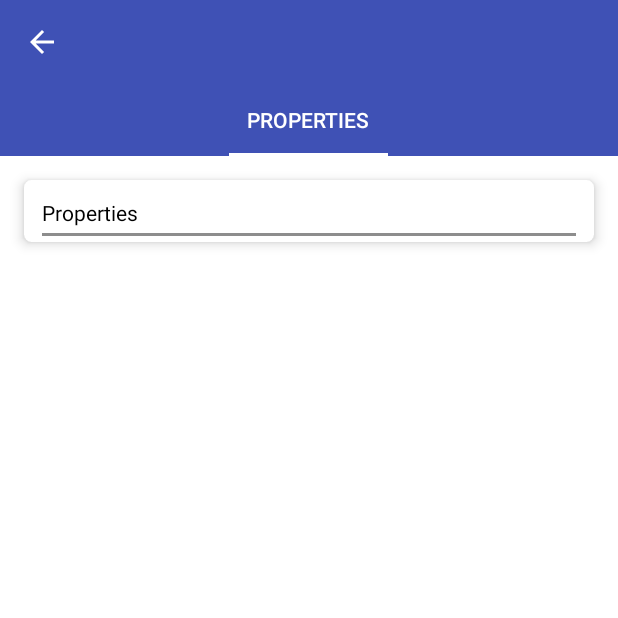
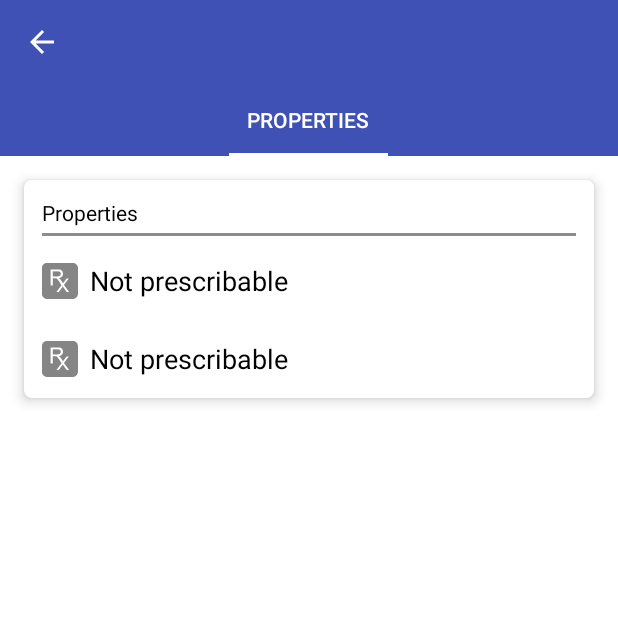
Before and after one commit to Tubbz-alt/KnowYourMeds, an Android app: the MedDetailActivity screen opened directly, with no data from a screen before it, on a phone screen of 412 x 824 dp, the top half of it. Run offline under Robolectric (Android 15) with nearby library versions, the phone set to English and light mode, and no system bars; our stand-ins replace Volley; network calls fail; 2 statements that could not run were skipped.

Commit message:
Added tentative implementation of get properties

```diff
--- a/app/src/main/java/com/tompee/utilities/knowyourmeds/controller/networkinterface/RxNavWrapper.java
+++ b/app/src/main/java/com/tompee/utilities/knowyourmeds/controller/networkinterface/RxNavWrapper.java
@@ -23,11 +23,13 @@ public class RxNavWrapper {
 
     /* Constants */
     private static final String YES = "Y";
+    private static final String INGREDIENT = "IN";
 
     /* RX Norm REST functions */
     private static final String SEARCH_BY_STRING = "%s/rxcui.json?name=%s";
     private static final String PROPERTY_NAME = "%s/rxcui/%s/property.json?propName=%s";
     private static final String SPELLING_SUGGESTIONS = "%s/spellingsuggestions.json?name=%s";
+    private static final String TERM_TYPE = "%s/rxcui/%s/property.json?propName=TTY";
 
     /* RXNorm Properties */
     private static final String PROPERTIES_RX_NORM = "RxNorm%20Name";
@@ -118,4 +120,23 @@ public class RxNavWrapper {
         }
         return suggestedNames;
     }
+
+    public boolean isIngredient(String rxcui) {
+        String url = String.format(TERM_TYPE, RX_NORM_BASE_URL, rxcui);
+        RequestFuture<JSONObject> future = RequestFuture.newFuture();
+        JsonRequest jsonRequest = new JsonObjectRequest(Request.Method.GET, url, null, future, future);
+        VolleyRequestQueue.getInstance(mContext).addToRequestQueue(jsonRequest);
+        try {
+            JSONObject response = future.get();
+            if (response.getJSONObject(TAG_PROP_CONCEPT_GROUP).
+                    getJSONArray(TAG_PROP_CONCEPT).getJSONObject(0).
+                    getString(TAG_PROP_VALUE).equals(INGREDIENT)) ;
+            {
+                return true;
+            }
+        } catch (InterruptedException | ExecutionException | JSONException e) {
+            Log.d(TAG, "Error in get prescribable request: " + e.getMessage());
+        }
+        return false;
+    }
 }
--- /dev/null
+++ b/app/src/main/java/com/tompee/utilities/knowyourmeds/controller/task/GetMedDetailTask.java
@@ -0,0 +1,21 @@
+package com.tompee.utilities.knowyourmeds.controller.task;
+
+import android.content.Context;
+import android.os.AsyncTask;
+
+import com.tompee.utilities.knowyourmeds.controller.networkinterface.RxNavWrapper;
+import com.tompee.utilities.knowyourmeds.model.Medicine;
+
+public class GetMedDetailTask extends AsyncTask<String, Void, Void>{
+    private final RxNavWrapper mWrapper;
+
+    public GetMedDetailTask(Context context) {
+        mWrapper = new RxNavWrapper(context);
+    }
+    @Override
+    protected Void doInBackground(String... args) {
+        Medicine med = mWrapper.searchMed(args[0]);
+        med.setIsIngredient(mWrapper.isIngredient(med.getRxnormId()));
+        return null;
+    }
+}
--- a/app/src/main/java/com/tompee/utilities/knowyourmeds/model/Medicine.java
+++ b/app/src/main/java/com/tompee/utilities/knowyourmeds/model/Medicine.java
@@ -4,6 +4,7 @@ public class Medicine {
     private String mRxnormId;
     private String mName;
     private boolean mIsPrescribable;
+    private boolean mIsIngredient;
 
     public Medicine() {
     }
@@ -31,4 +32,12 @@ public class Medicine {
     public void setIsPrescribable(boolean isPrescribable) {
         mIsPrescribable = isPrescribable;
     }
+
+    public boolean isIsIngredient() {
+        return mIsIngredient;
+    }
+
+    public void setIsIngredient(boolean isIngredient) {
+        mIsIngredient = isIngredient;
+    }
 }
--- a/app/src/main/java/com/tompee/utilities/knowyourmeds/view/MedDetailActivity.java
+++ b/app/src/main/java/com/tompee/utilities/knowyourmeds/view/MedDetailActivity.java
@@ -7,6 +7,7 @@ import android.support.v4.view.ViewPager;
 import android.widget.TextView;
 
 import com.tompee.utilities.knowyourmeds.R;
+import com.tompee.utilities.knowyourmeds.controller.task.GetMedDetailTask;
 import com.tompee.utilities.knowyourmeds.view.adapter.MedViewPagerAdapter;
 import com.tompee.utilities.knowyourmeds.view.base.BaseActivity;
 import com.tompee.utilities.knowyourmeds.view.dialog.ProcessingDialog;
@@ -17,6 +18,7 @@ public class MedDetailActivity extends BaseActivity {
 
     private ViewPager mViewPager;
 
+    private GetMedDetailTask mGetMedDetailTask;
     private ProcessingDialog mDialog;
 
     @Override
@@ -30,14 +32,23 @@ public class MedDetailActivity extends BaseActivity {
         TextView title = (TextView) findViewById(R.id.toolbar_text);
         title.setText(intent.getStringExtra(TAG_NAME));
 
+        String rxcui = intent.getStringExtra(TAG_ID);
         mViewPager = (ViewPager) findViewById(R.id.pager_med_detail);
-        mViewPager.setAdapter(new MedViewPagerAdapter(this, getSupportFragmentManager(),
-                intent.getStringExtra(TAG_ID)));
+        mViewPager.setAdapter(new MedViewPagerAdapter(this, getSupportFragmentManager(), rxcui));
         TabLayout tabLayout = (TabLayout) findViewById(R.id.tab_layout_med_detail);
         tabLayout.setupWithViewPager(mViewPager);
 
-        mDialog = new ProcessingDialog(this, getString(R.string.fetch_details));
-//        mDialog.show();
+        startTask(rxcui);
     }
 
+    private void startTask(String rxcui) {
+        if (mGetMedDetailTask == null) {
+            if (mDialog == null) {
+                mDialog = new ProcessingDialog(this, getString(R.string.fetch_details));
+                mDialog.show();
+            }
+            mGetMedDetailTask = new GetMedDetailTask(this);
+            mGetMedDetailTask.execute(rxcui);
+        }
+    }
 }
--- a/app/src/main/java/com/tompee/utilities/knowyourmeds/view/adapter/MedViewPagerAdapter.java
+++ b/app/src/main/java/com/tompee/utilities/knowyourmeds/view/adapter/MedViewPagerAdapter.java
@@ -7,13 +7,11 @@ import android.support.v4.app.FragmentPagerAdapter;
 
 import com.tompee.utilities.knowyourmeds.R;
 import com.tompee.utilities.knowyourmeds.view.fragment.PropertiesFragment;
-import com.tompee.utilities.knowyourmeds.view.fragment.RecentFavoriteFragment;
-import com.tompee.utilities.knowyourmeds.view.fragment.SearchFragment;
 
 public class MedViewPagerAdapter extends FragmentPagerAdapter {
     private static final int PAGE_COUNT = 1;
-    private static final int[] mStringNameIds = {R.string.properties, R.string.ingredients,
-            R.string.properties};
+    private static final int[] mStringNameIds = {R.string.tab_properties, R.string.tab_ingredients,
+            R.string.tab_properties};
 
     private final Context mContext;
     private final PropertiesFragment mPropertiesFragment;
--- a/app/src/main/res/layout/fragment_properties.xml
+++ b/app/src/main/res/layout/fragment_properties.xml
@@ -15,15 +15,17 @@
         <LinearLayout
             android:layout_width="match_parent"
             android:layout_height="wrap_content"
+            android:layout_marginEnd="@dimen/search_horizontal_padding"
+            android:layout_marginLeft="@dimen/search_horizontal_padding"
+            android:layout_marginRight="@dimen/search_horizontal_padding"
+            android:layout_marginStart="@dimen/search_horizontal_padding"
             android:orientation="vertical">
 
             <TextView
                 android:layout_width="match_parent"
                 android:layout_height="wrap_content"
-                android:layout_marginLeft="@dimen/search_horizontal_padding"
-                android:layout_marginStart="@dimen/search_horizontal_padding"
                 android:layout_marginTop="@dimen/search_vertical_padding"
-                android:text="@string/properties"
+                android:text="@string/tab_properties"
                 android:textAppearance="?android:attr/textAppearanceSmall"
                 android:textColor="@color/dark_text" />
 
@@ -31,13 +33,60 @@
                 android:layout_width="match_parent"
                 android:layout_height="2dp"
                 android:layout_marginBottom="4dp"
-                android:layout_marginEnd="@dimen/search_horizontal_padding"
-                android:layout_marginLeft="@dimen/search_horizontal_padding"
-                android:layout_marginRight="@dimen/search_horizontal_padding"
-                android:layout_marginStart="@dimen/search_horizontal_padding"
                 android:layout_marginTop="4dp"
                 android:background="@color/dark_secondary_text" />
+
+            <LinearLayout
+                android:layout_width="match_parent"
+                android:layout_height="@dimen/list_item_height"
+                android:gravity="center_vertical"
+                android:orientation="horizontal">
+
+                <ImageView
+                    android:id="@+id/presc_icon"
+                    android:layout_width="@dimen/list_item_icon_dimension"
+                    android:layout_height="@dimen/list_item_icon_dimension"
+                    android:background="@drawable/ic_rx_off"
+                    android:contentDescription="@string/default_content_description" />
+
+                <TextView
+                    android:id="@+id/presc_text"
+                    android:layout_width="wrap_content"
+                    android:layout_height="wrap_content"
+                    android:layout_marginLeft="@dimen/list_item_margin"
+                    android:layout_marginStart="@dimen/list_item_margin"
+                    android:ellipsize="end"
+                    android:text="@string/property_prescribable_no"
+                    android:textAppearance="?android:textAppearanceMedium"
+                    android:textColor="@color/dark_text" />
+            </LinearLayout>
+
+            <LinearLayout
+                android:layout_width="match_parent"
+                android:layout_height="@dimen/list_item_height"
+                android:gravity="center_vertical"
+                android:orientation="horizontal">
+
+                <ImageView
+                    android:id="@+id/in_icon"
+                    android:layout_width="@dimen/list_item_icon_dimension"
+                    android:layout_height="@dimen/list_item_icon_dimension"
+                    android:background="@drawable/ic_rx_off"
+                    android:contentDescription="@string/default_content_description" />
+
+                <TextView
+                    android:id="@+id/in_text"
+                    android:layout_width="wrap_content"
+                    android:layout_height="wrap_content"
+                    android:layout_marginLeft="@dimen/list_item_margin"
+                    android:layout_marginStart="@dimen/list_item_margin"
+                    android:ellipsize="end"
+                    android:text="@string/property_prescribable_no"
+                    android:textAppearance="?android:textAppearanceMedium"
+                    android:textColor="@color/dark_text" />
+            </LinearLayout>
         </LinearLayout>
+
     </android.support.v7.widget.CardView>
 
 </LinearLayout>
--- a/app/src/main/res/values/strings.xml
+++ b/app/src/main/res/values/strings.xml
@@ -12,11 +12,21 @@
     <string name="search_results">Result</string>
     <string name="suggestions_results">Suggestions for %1$s</string>
     <string name="fetch_details">Acquiring information&#8230;</string>
+    <string name="delete_recent_message">Are you sure you want to delete the recent list?</string>
+
+    <!-- Control -->
     <string name="delete">Delete</string>
     <string name="cancel">Cancel</string>
-    <string name="delete_recent_message">Are you sure you want to delete the recent list?</string>
-    <string name="properties">Properties</string>
-    <string name="ingredients">Ingredients</string>
-    <string name="brand">Brand Names</string>
+
+    <!-- Tab texts -->
+    <string name="tab_properties">Properties</string>
+    <string name="tab_ingredients">Ingredients</string>
+    <string name="tab_brands">Brand Names</string>
+
+    <!-- Properties -->
+    <string name="property_prescribable_yes">Prescribable</string>
+    <string name="property_prescribable_no">Not prescribable</string>
+    <string name="property_brands">Brand Name</string>
+    <string name="property_ingredient">Ingredient</string>
 
 </resources>
```
